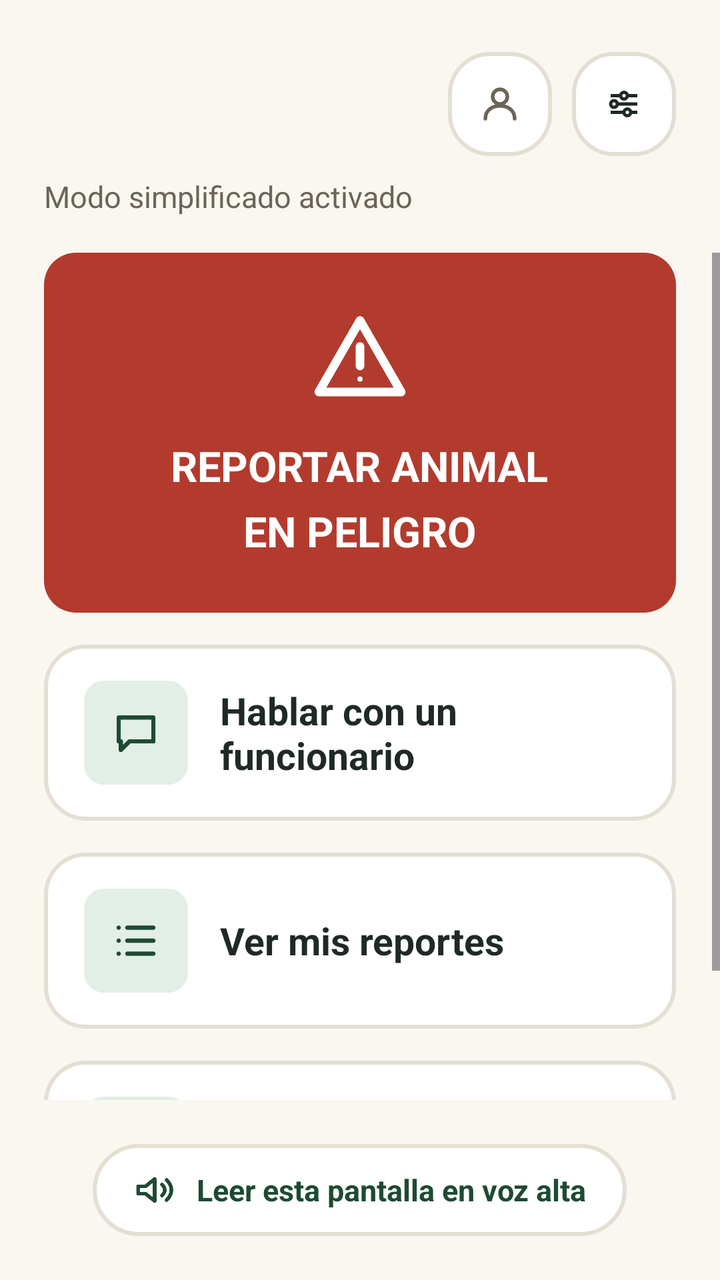
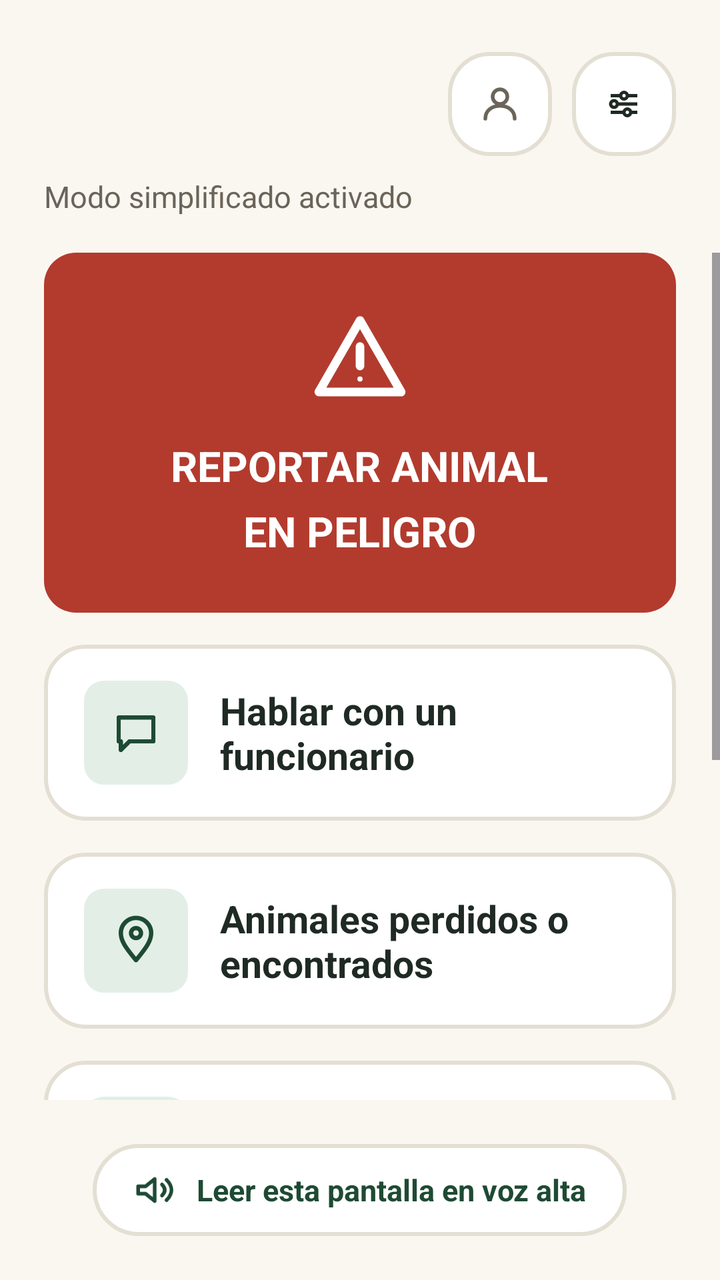

Before-and-after screenshots of an Android layout around one commit, followed by the original layout XML and the change that was made.
<!-- AndroidManifest.xml: application theme Theme.HUELLASEGURA -->
<!-- res/layout/activity_home_senior.xml -->
<?xml version="1.0" encoding="utf-8"?>
<LinearLayout xmlns:android="http://schemas.android.com/apk/res/android"
    xmlns:app="http://schemas.android.com/apk/res-auto"
    android:id="@+id/root"
    android:layout_width="match_parent"
    android:layout_height="match_parent"
    android:background="@color/surface_background"
    android:orientation="vertical">

    <LinearLayout
        android:layout_width="match_parent"
        android:layout_height="wrap_content"
        android:gravity="center_vertical"
        android:orientation="horizontal"
        android:paddingStart="22dp"
        android:paddingTop="26dp"
        android:paddingEnd="22dp"
        android:paddingBottom="10dp">

        <TextView
            android:id="@+id/tvHello"
            android:layout_width="0dp"
            android:layout_height="wrap_content"
            android:layout_weight="1"
            android:textColor="@color/text_primary"
            android:textSize="24sp"
            android:textStyle="bold" />

        <ImageButton
            android:id="@+id/btnProfile"
            android:layout_width="52dp"
            android:layout_height="52dp"
            android:layout_marginEnd="10dp"
            android:background="@drawable/bg_big_row"
            android:contentDescription="@string/profile_button"
            android:padding="13dp"
            android:src="@drawable/ic_profile" />

        <ImageButton
            android:id="@+id/btnAccessibility"
            android:layout_width="52dp"
            android:layout_height="52dp"
            android:background="@drawable/bg_big_row"
            android:contentDescription="@string/cd_accessibility_settings"
            android:padding="13dp"
            android:src="@drawable/ic_filter" />
    </LinearLayout>

    <TextView
        android:layout_width="match_parent"
        android:layout_height="wrap_content"
        android:paddingStart="22dp"
        android:paddingEnd="22dp"
        android:paddingBottom="18dp"
        android:text="@string/senior_mode_active"
        android:textColor="@color/text_secondary"
        android:textSize="15sp" />

    <include
        android:id="@+id/newsBanner"
        layout="@layout/view_news_banner" />

    <include
        android:id="@+id/pendingBanner"
        layout="@layout/view_pending_banner" />

    <ScrollView
        android:layout_width="match_parent"
        android:layout_height="0dp"
        android:layout_weight="1"
        android:fillViewport="true">

        <LinearLayout
            android:layout_width="match_parent"
            android:layout_height="wrap_content"
            android:orientation="vertical"
            android:paddingStart="22dp"
            android:paddingEnd="22dp">

            <LinearLayout
                android:id="@+id/btnReport"
                android:layout_width="match_parent"
                android:layout_height="180dp"
                android:layout_marginBottom="16dp"
                android:background="@drawable/bg_alert_card"
                android:clickable="true"
                android:focusable="true"
                android:foreground="?attr/selectableItemBackground"
                android:gravity="center"
                android:orientation="vertical">

                <ImageView
                    android:layout_width="52dp"
                    android:layout_height="52dp"
                    android:contentDescription="@null"
                    android:src="@drawable/ic_warning" />

                <TextView
                    android:layout_width="wrap_content"
                    android:layout_height="wrap_content"
                    android:layout_marginTop="14dp"
                    android:gravity="center"
                    android:lineSpacingMultiplier="1.3"
                    android:text="@string/senior_report_title"
                    android:textColor="@color/on_fill"
                    android:textSize="21sp"
                    android:textStyle="bold" />
            </LinearLayout>

            <LinearLayout
                android:id="@+id/btnChatVet"
                android:layout_width="match_parent"
                android:layout_height="88dp"
                android:layout_marginBottom="16dp"
                android:background="@drawable/bg_big_row"
                android:clickable="true"
                android:focusable="true"
                android:foreground="?attr/selectableItemBackground"
                android:gravity="center_vertical"
                android:orientation="horizontal"
                android:paddingStart="20dp"
                android:paddingEnd="20dp">

                <FrameLayout
                    android:layout_width="52dp"
                    android:layout_height="52dp"
                    android:background="@drawable/bg_icon_soft">

                    <ImageView
                        android:layout_width="26dp"
                        android:layout_height="26dp"
                        android:layout_gravity="center"
                        android:contentDescription="@null"
                        android:src="@drawable/ic_chat" />
                </FrameLayout>

                <TextView
                    android:layout_width="wrap_content"
                    android:layout_height="wrap_content"
                    android:layout_marginStart="16dp"
                    android:text="@string/senior_chat_vet_title"
                    android:textColor="@color/text_primary"
                    android:textSize="19sp"
                    android:textStyle="bold" />
            </LinearLayout>

            <LinearLayout
                android:id="@+id/btnMyReports"
                android:layout_width="match_parent"
                android:layout_height="88dp"
                android:layout_marginBottom="16dp"
                android:background="@drawable/bg_big_row"
                android:clickable="true"
                android:focusable="true"
                android:foreground="?attr/selectableItemBackground"
                android:gravity="center_vertical"
                android:orientation="horizontal"
                android:paddingStart="20dp"
                android:paddingEnd="20dp">

                <FrameLayout
                    android:layout_width="52dp"
                    android:layout_height="52dp"
                    android:background="@drawable/bg_icon_soft">

                    <ImageView
                        android:layout_width="26dp"
                        android:layout_height="26dp"
                        android:layout_gravity="center"
                        android:contentDescription="@null"
                        android:src="@drawable/ic_list_reports" />
                </FrameLayout>

                <TextView
                    android:layout_width="wrap_content"
                    android:layout_height="wrap_content"
                    android:layout_marginStart="16dp"
                    android:text="@string/senior_my_reports_title"
                    android:textColor="@color/text_primary"
                    android:textSize="19sp"
                    android:textStyle="bold" />
            </LinearLayout>

            <LinearLayout
                android:id="@+id/btnMyPets"
                android:layout_width="match_parent"
                android:layout_height="88dp"
                android:layout_marginBottom="8dp"
                android:background="@drawable/bg_big_row"
                android:clickable="true"
                android:focusable="true"
                android:foreground="?attr/selectableItemBackground"
                android:gravity="center_vertical"
                android:orientation="horizontal"
                android:paddingStart="20dp"
                android:paddingEnd="20dp">

                <FrameLayout
                    android:layout_width="52dp"
                    android:layout_height="52dp"
                    android:background="@drawable/bg_icon_soft">

                    <ImageView
                        android:layout_width="26dp"
                        android:layout_height="26dp"
                        android:layout_gravity="center"
                        android:contentDescription="@null"
                        android:src="@drawable/ic_dog" />
                </FrameLayout>

                <TextView
                    android:layout_width="wrap_content"
                    android:layout_height="wrap_content"
                    android:layout_marginStart="16dp"
                    android:text="@string/senior_my_pets_title"
                    android:textColor="@color/text_primary"
                    android:textSize="19sp"
                    android:textStyle="bold" />
            </LinearLayout>
        </LinearLayout>
    </ScrollView>

    <LinearLayout
        android:layout_width="match_parent"
        android:layout_height="wrap_content"
        android:gravity="center"
        android:orientation="horizontal"
        android:padding="22dp">

        <LinearLayout
            android:id="@+id/btnReadAloud"
            android:layout_width="wrap_content"
            android:layout_height="wrap_content"
            android:background="@drawable/bg_pill_outline"
            android:clickable="true"
            android:focusable="true"
            android:foreground="?attr/selectableItemBackground"
            android:gravity="center_vertical"
            android:orientation="horizontal"
            android:paddingStart="20dp"
            android:paddingTop="12dp"
            android:paddingEnd="20dp"
            android:paddingBottom="12dp">

            <ImageView
                android:layout_width="22dp"
                android:layout_height="22dp"
                android:contentDescription="@null"
                android:src="@drawable/ic_ear" />

            <TextView
                android:layout_width="wrap_content"
                android:layout_height="wrap_content"
                android:layout_marginStart="10dp"
                android:text="@string/senior_read_aloud"
                android:textColor="@color/brand_dark"
                android:textSize="15sp"
                android:textStyle="bold" />
        </LinearLayout>
    </LinearLayout>
</LinearLayout>
<!-- res/layout/view_news_banner.xml (included above) -->
<?xml version="1.0" encoding="utf-8"?>
<LinearLayout xmlns:android="http://schemas.android.com/apk/res/android"
    xmlns:app="http://schemas.android.com/apk/res-auto"
    android:layout_width="match_parent"
    android:layout_height="wrap_content"
    android:layout_marginStart="24dp"
    android:layout_marginTop="4dp"
    android:layout_marginEnd="24dp"
    android:layout_marginBottom="12dp"
    android:background="@drawable/bg_news_card"
    android:orientation="vertical"
    android:padding="14dp"
    android:visibility="gone">

    <LinearLayout
        android:layout_width="match_parent"
        android:layout_height="wrap_content"
        android:orientation="horizontal">

        <ImageView
            android:layout_width="22dp"
            android:layout_height="22dp"
            android:layout_marginTop="1dp"
            android:contentDescription="@null"
            android:src="@drawable/ic_check_circle_dark" />

        <LinearLayout
            android:layout_width="0dp"
            android:layout_height="wrap_content"
            android:layout_marginStart="12dp"
            android:layout_weight="1"
            android:orientation="vertical">

            <TextView
                android:id="@+id/tvNewsTitle"
                android:layout_width="wrap_content"
                android:layout_height="wrap_content"
                android:textColor="@color/brand_dark"
                android:textSize="15sp"
                android:textStyle="bold" />

            <TextView
                android:id="@+id/tvNewsSubtitle"
                android:layout_width="wrap_content"
                android:layout_height="wrap_content"
                android:layout_marginTop="2dp"
                android:text="@string/news_subtitle_many"
                android:textColor="@color/text_secondary"
                android:textSize="12.5sp"
                android:visibility="gone" />
        </LinearLayout>
    </LinearLayout>

    <LinearLayout
        android:layout_width="match_parent"
        android:layout_height="wrap_content"
        android:layout_marginTop="10dp"
        android:orientation="horizontal">

        <com.google.android.material.button.MaterialButton
            android:id="@+id/btnNewsView"
            android:layout_width="0dp"
            android:layout_height="46dp"
            android:layout_weight="1"
            android:backgroundTint="@color/brand_fill"
            android:text="@string/news_btn_view"
            android:textAllCaps="false"
            android:textColor="@color/on_fill"
            android:textSize="14.5sp"
            android:textStyle="bold"
            app:cornerRadius="12dp" />

        <com.google.android.material.button.MaterialButton
            android:id="@+id/btnNewsClose"
            style="@style/Widget.Material3.Button.TextButton"
            android:layout_width="wrap_content"
            android:layout_height="46dp"
            android:layout_marginStart="8dp"
            android:text="@string/news_btn_close"
            android:textAllCaps="false"
            android:textColor="@color/brand_dark"
            android:textSize="14.5sp"
            android:textStyle="bold" />
    </LinearLayout>
</LinearLayout>
<!-- res/layout/view_pending_banner.xml (included above) -->
<?xml version="1.0" encoding="utf-8"?>
<LinearLayout xmlns:android="http://schemas.android.com/apk/res/android"
    xmlns:app="http://schemas.android.com/apk/res-auto"
    android:layout_width="match_parent"
    android:layout_height="wrap_content"
    android:layout_marginStart="24dp"
    android:layout_marginTop="4dp"
    android:layout_marginEnd="24dp"
    android:layout_marginBottom="12dp"
    android:background="@drawable/bg_offline_notice"
    android:orientation="vertical"
    android:padding="14dp"
    android:visibility="gone">

    <LinearLayout
        android:layout_width="match_parent"
        android:layout_height="wrap_content"
        android:gravity="center_vertical"
        android:orientation="horizontal">

        <ImageView
            android:layout_width="22dp"
            android:layout_height="22dp"
            android:contentDescription="@null"
            android:src="@drawable/ic_wifi_off_notice" />

        <LinearLayout
            android:layout_width="0dp"
            android:layout_height="wrap_content"
            android:layout_marginStart="12dp"
            android:layout_weight="1"
            android:orientation="vertical">

            <TextView
                android:id="@+id/tvPendingTitle"
                android:layout_width="wrap_content"
                android:layout_height="wrap_content"
                android:textColor="@color/offline_notice_text"
                android:textSize="15sp"
                android:textStyle="bold" />

            <TextView
                android:layout_width="wrap_content"
                android:layout_height="wrap_content"
                android:layout_marginTop="2dp"
                android:text="@string/pending_banner_subtitle"
                android:textColor="@color/offline_notice_text"
                android:textSize="12.5sp" />
        </LinearLayout>
    </LinearLayout>

    <com.google.android.material.button.MaterialButton
        android:id="@+id/btnSendNow"
        android:layout_width="match_parent"
        android:layout_height="46dp"
        android:layout_marginTop="10dp"
        android:backgroundTint="@color/brand_fill"
        android:text="@string/pending_banner_send_now"
        android:textAllCaps="false"
        android:textColor="@color/on_fill"
        android:textSize="14.5sp"
        android:textStyle="bold"
        app:cornerRadius="12dp" />
</LinearLayout>
<!-- resources referenced by this layout -->
<resources>
  <color name="brand_dark">@color/splash_background</color>
  <color name="brand_fill">@color/splash_background</color>
  <color name="offline_notice_text">#7A5E19</color>
  <color name="on_fill">#FFFFFFFF</color>
  <color name="surface_background">@color/splash_text_primary</color>
  <color name="text_primary">#1F2A24</color>
  <color name="text_secondary">#6B6459</color>
  <string name="cd_accessibility_settings">Ajustes de accesibilidad</string>
  <string name="news_btn_close">Cerrar</string>
  <string name="news_btn_view">Ver</string>
  <string name="news_subtitle_many">Toca «Ver» para revisarlas.</string>
  <string name="pending_banner_send_now">Enviar ahora</string>
  <string name="pending_banner_subtitle">Están guardados en tu teléfono y se enviarán solos cuando haya señal.</string>
  <string name="profile_button">Perfil</string>
  <string name="senior_chat_vet_title">Hablar con un funcionario</string>
  <string name="senior_mode_active">Modo simplificado activado</string>
  <string name="senior_my_pets_title">Mis animales</string>
  <string name="senior_my_reports_title">Ver mis reportes</string>
  <string name="senior_read_aloud">Leer esta pantalla en voz alta</string>
  <string name="senior_report_title">REPORTAR ANIMAL\nEN PELIGRO</string>
  <style name="Theme.HUELLASEGURA" parent="Base.Theme.HUELLASEGURA" />
  <color name="splash_background">#1E4A33</color>
  <color name="splash_text_primary">#FAF7F1</color>
  <color name="danger_fill">#B23B2E</color>
  <color name="surface_card">#FFFFFFFF</color>
  <color name="field_border">#E4DFD3</color>
  <color name="accent_soft">#E3EFE6</color>
  <color name="map_placeholder_bg">#D2E5D8</color>
  <color name="offline_notice_bg">#F3ECD9</color>
  <color name="offline_notice_icon">#8A6A1E</color>
  <color name="accent_green">@color/splash_icon_background</color>
  <color name="splash_icon_background">#2F7A4E</color>
  <!-- unchanged entries left out for length: 16 -->
</resources>

<!-- the commit's change to res/layout/activity_home_senior.xml (unified diff, before → after) -->
@@ -139,6 +139,80 @@
                     android:layout_height="wrap_content"
                     android:layout_marginStart="16dp"
                     android:text="@string/senior_chat_vet_title"
+                    android:textColor="@color/text_primary"
+                    android:textSize="19sp"
+                    android:textStyle="bold" />
+            </LinearLayout>
+
+            <LinearLayout
+                android:id="@+id/btnLost"
+                android:layout_width="match_parent"
+                android:layout_height="88dp"
+                android:layout_marginBottom="16dp"
+                android:background="@drawable/bg_big_row"
+                android:clickable="true"
+                android:focusable="true"
+                android:foreground="?attr/selectableItemBackground"
+                android:gravity="center_vertical"
+                android:orientation="horizontal"
+                android:paddingStart="20dp"
+                android:paddingEnd="20dp">
+
+                <FrameLayout
+                    android:layout_width="52dp"
+                    android:layout_height="52dp"
+                    android:background="@drawable/bg_icon_soft">
+
+                    <ImageView
+                        android:layout_width="26dp"
+                        android:layout_height="26dp"
+                        android:layout_gravity="center"
+                        android:contentDescription="@null"
+                        android:src="@drawable/ic_location_pin" />
+                </FrameLayout>
+
+                <TextView
+                    android:layout_width="wrap_content"
+                    android:layout_height="wrap_content"
+                    android:layout_marginStart="16dp"
+                    android:text="@string/senior_lost_title"
+                    android:textColor="@color/text_primary"
+                    android:textSize="19sp"
+                    android:textStyle="bold" />
+            </LinearLayout>
+
+            <LinearLayout
+                android:id="@+id/btnCommunity"
+                android:layout_width="match_parent"
+                android:layout_height="88dp"
+                android:layout_marginBottom="16dp"
+                android:background="@drawable/bg_big_row"
+                android:clickable="true"
+                android:focusable="true"
+                android:foreground="?attr/selectableItemBackground"
+                android:gravity="center_vertical"
+                android:orientation="horizontal"
+                android:paddingStart="20dp"
+                android:paddingEnd="20dp">
+
+                <FrameLayout
+                    android:layout_width="52dp"
+                    android:layout_height="52dp"
+                    android:background="@drawable/bg_icon_soft">
+
+                    <ImageView
+                        android:layout_width="26dp"
+                        android:layout_height="26dp"
+                        android:layout_gravity="center"
+                        android:contentDescription="@null"
+                        android:src="@drawable/ic_paw" />
+                </FrameLayout>
+
+                <TextView
+                    android:layout_width="wrap_content"
+                    android:layout_height="wrap_content"
+                    android:layout_marginStart="16dp"
+                    android:text="@string/senior_community_title"
                     android:textColor="@color/text_primary"
                     android:textSize="19sp"
                     android:textStyle="bold" />
<!-- resource entries referenced after the edit -->
@@ -7,6 +7,49 @@
   <color name="surface_background">@color/splash_text_primary</color>
   <color name="text_primary">#1F2A24</color>
   <color name="text_secondary">#6B6459</color>
+  <!-- drawable ic_location_pin (drawable) -->
+  <?xml version="1.0" encoding="utf-8"?>
+  <vector xmlns:android="http://schemas.android.com/apk/res/android"
+      android:width="24dp"
+      android:height="24dp"
+      android:viewportWidth="24"
+      android:viewportHeight="24">
+      <path
+          android:pathData="M12,21 C7,15 5,12 5,8.5 A7,7 0 0 1 19,8.5 C19,12 17,15 12,21 Z"
+          android:strokeColor="@color/brand_dark"
+          android:strokeWidth="2"
+          android:strokeLineCap="round"
+          android:strokeLineJoin="round"
+          android:fillColor="#00000000" />
+      <path
+          android:pathData="M9.7,8.5 A2.3,2.3 0 1 0 14.3,8.5 A2.3,2.3 0 1 0 9.7,8.5 Z"
+          android:strokeColor="@color/brand_dark"
+          android:strokeWidth="2"
+          android:fillColor="#00000000" />
+  </vector>
+  <!-- drawable ic_paw (drawable) -->
+  <?xml version="1.0" encoding="utf-8"?>
+  <vector xmlns:android="http://schemas.android.com/apk/res/android"
+      android:width="56dp"
+      android:height="56dp"
+      android:viewportWidth="24"
+      android:viewportHeight="24">
+      <path
+          android:fillColor="@color/brand_dark"
+          android:pathData="M6.8,16 A5.2,4.2 0 1 0 17.2,16 A5.2,4.2 0 1 0 6.8,16 Z" />
+      <path
+          android:fillColor="@color/brand_dark"
+          android:pathData="M3.0,9.8 A2.2,2.8 0 1 0 7.4,9.8 A2.2,2.8 0 1 0 3.0,9.8 Z" />
+      <path
+          android:fillColor="@color/brand_dark"
+          android:pathData="M7.6,6.2 A2.2,2.8 0 1 0 12.0,6.2 A2.2,2.8 0 1 0 7.6,6.2 Z" />
+      <path
+          android:fillColor="@color/brand_dark"
+          android:pathData="M12.0,6.2 A2.2,2.8 0 1 0 16.4,6.2 A2.2,2.8 0 1 0 12.0,6.2 Z" />
+      <path
+          android:fillColor="@color/brand_dark"
+          android:pathData="M16.6,9.8 A2.2,2.8 0 1 0 21.0,9.8 A2.2,2.8 0 1 0 16.6,9.8 Z" />
+  </vector>
   <string name="cd_accessibility_settings">Ajustes de accesibilidad</string>
   <string name="news_btn_close">Cerrar</string>
   <string name="news_btn_view">Ver</string>
@@ -15,6 +58,8 @@
   <string name="pending_banner_subtitle">Están guardados en tu teléfono y se enviarán solos cuando haya señal.</string>
   <string name="profile_button">Perfil</string>
   <string name="senior_chat_vet_title">Hablar con un funcionario</string>
+  <string name="senior_community_title">Animales del barrio</string>
+  <string name="senior_lost_title">Animales perdidos o encontrados</string>
   <string name="senior_mode_active">Modo simplificado activado</string>
   <string name="senior_my_pets_title">Mis animales</string>
   <string name="senior_my_reports_title">Ver mis reportes</string>
